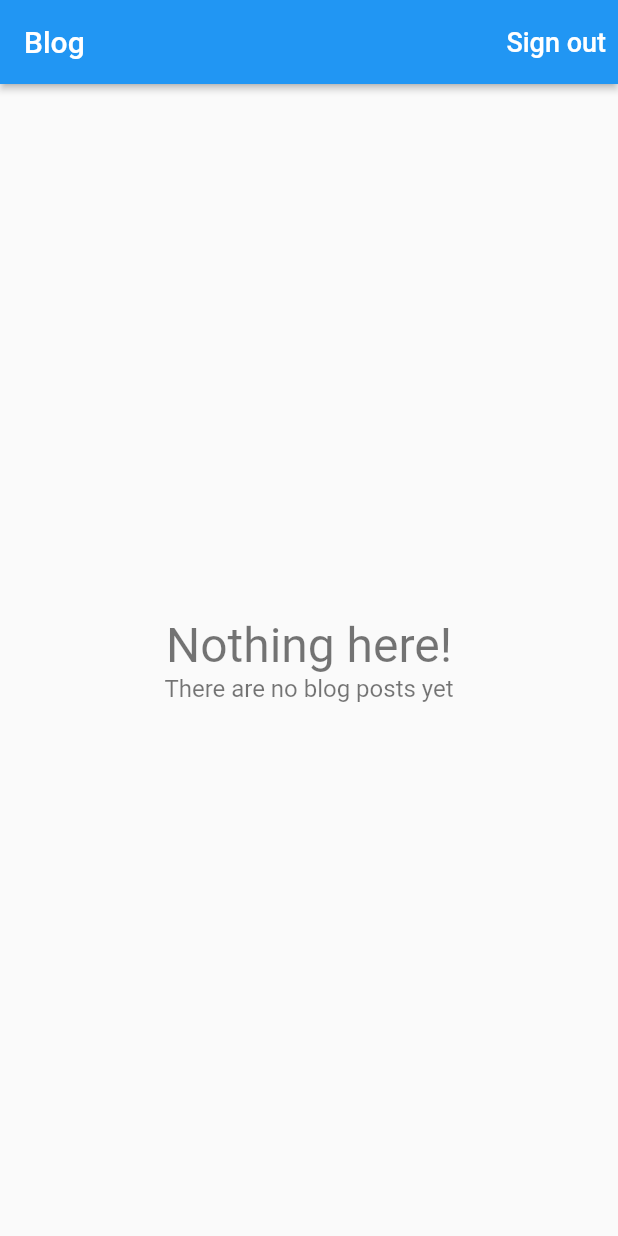
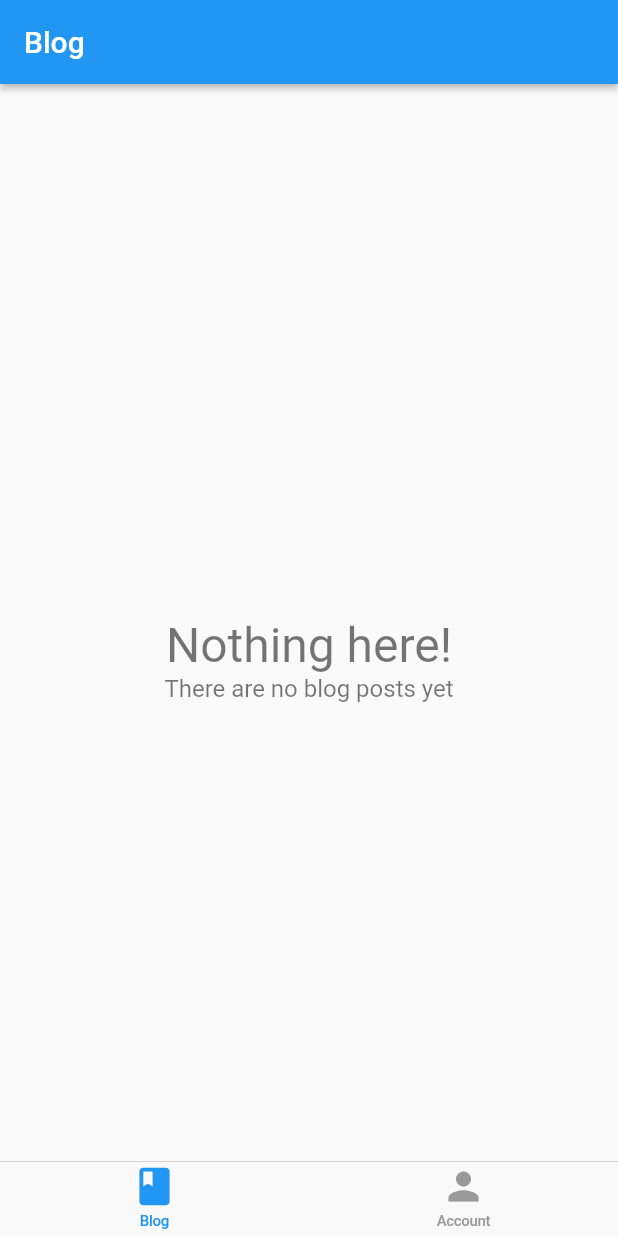
Before and after one commit to agentblythe/bethel_smallholding, a Flutter app: the screen it shows once a user with an empty profile is signed in, on a phone screen of 412 x 824 dp. Run offline on Flutter 3.47's test engine with Material 2 defaults, Android fonts, the phone set to English and light mode, and no system bars; our stand-ins replace cloud_firestore, firebase_auth, firebase_core, firebase_storage, google_sign_in, image_picker; missing offline and left inert: flutter_login_facebook; accounts and stored records are empty; generated files the repository leaves out were written again.

Commit message:
Completed S22

```diff
--- /dev/null
+++ b/lib/app/home/account/account_page.dart
@@ -0,0 +1,56 @@
+import 'package:bethel_smallholding/common_widgets/show_alert_dialog.dart';
+import 'package:bethel_smallholding/services/auth.dart';
+import 'package:flutter/material.dart';
+import 'package:flutter/src/foundation/key.dart';
+import 'package:flutter/src/widgets/framework.dart';
+import 'package:provider/provider.dart';
+
+class AccountPage extends StatelessWidget {
+  const AccountPage({Key? key}) : super(key: key);
+
+  Future<void> _signOut(BuildContext context) async {
+    try {
+      final auth = Provider.of<AuthBase>(context, listen: false);
+      await auth.signOut();
+    } catch (e) {
+      debugPrint("Sign-out failed with exception: ${e.toString()}");
+    }
+  }
+
+  Future<void> _confirmSignOut(BuildContext context) async {
+    final didRequestSignOut = await showAlertDialog(
+      context,
+      title: "Sign out confirmation",
+      content: "Are you sure you want to sign out?",
+      defaultAction: AlertAction(text: "Sign out", destructive: true),
+      cancelAction: AlertAction(text: "Cancel"),
+    );
+
+    if (didRequestSignOut == true) {
+      _signOut(context);
+    }
+  }
+
+  @override
+  Widget build(BuildContext context) {
+    return Scaffold(
+      appBar: AppBar(
+        title: const Text("Account"),
+        elevation: 2.0,
+        actions: <Widget>[
+          TextButton(
+            onPressed: () => _confirmSignOut(context),
+            child: const Text(
+              "Sign out",
+              style: TextStyle(
+                fontSize: 18.0,
+                color: Colors.white,
+              ),
+            ),
+          )
+        ],
+      ),
+      body: Container(),
+    );
+  }
+}
--- a/lib/app/home/blog/blog_page.dart
+++ b/lib/app/home/blog/blog_page.dart
@@ -15,29 +15,6 @@ class BlogPage extends StatelessWidget {
   const BlogPage({
     Key? key,
   }) : super(key: key);
-
-  Future<void> _signOut(BuildContext context) async {
-    try {
-      final auth = Provider.of<AuthBase>(context, listen: false);
-      await auth.signOut();
-    } catch (e) {
-      debugPrint("Sign-out failed with exception: ${e.toString()}");
-    }
-  }
-
-  Future<void> _confirmSignOut(BuildContext context) async {
-    final didRequestSignOut = await showAlertDialog(
-      context,
-      title: "Sign out confirmation",
-      content: "Are you sure you want to sign out?",
-      defaultAction: AlertAction(text: "Sign out", destructive: true),
-      cancelAction: AlertAction(text: "Cancel"),
-    );
-
-    if (didRequestSignOut == true) {
-      _signOut(context);
-    }
-  }
 
   @override
   Widget build(BuildContext context) {
@@ -63,26 +40,16 @@ class BlogPage extends StatelessWidget {
               title: _blogTitle,
               elevation: 2.0,
               actions: <Widget>[
-                TextButton(
-                  onPressed: () => _confirmSignOut(context),
-                  child: const Text(
-                    "Sign out",
-                    style: TextStyle(
-                      fontSize: 18.0,
-                      color: Colors.white,
-                    ),
+                Visibility(
+                  child: IconButton(
+                    onPressed: () => EditBlogPostPage.show(context),
+                    icon: const Icon(Icons.add),
                   ),
-                )
+                  visible: snapshot.data == true,
+                ),
               ],
             ),
             body: _buildContents(context, snapshot.data == true),
-            floatingActionButton: Visibility(
-              child: FloatingActionButton(
-                child: const Icon(Icons.add),
-                onPressed: () => EditBlogPostPage.show(context),
-              ),
-              visible: snapshot.data == true,
-            ),
           );
         }
       },
--- a/lib/app/home/blog/edit_blog_post_page.dart
+++ b/lib/app/home/blog/edit_blog_post_page.dart
@@ -29,7 +29,7 @@ class EditBlogPostPage extends StatefulWidget {
     // the widget tree at MaterialApp level
     final database = Provider.of<Database>(context, listen: false);
 
-    await Navigator.of(context).push(
+    await Navigator.of(context, rootNavigator: true).push(
       MaterialPageRoute(
         builder: (context) {
           return ChangeNotifierProvider<BlogPostModel>(
--- /dev/null
+++ b/lib/app/home/cupertino_home_scaffold.dart
@@ -0,0 +1,49 @@
+import 'package:bethel_smallholding/app/home/blog/blog_page.dart';
+import 'package:bethel_smallholding/app/home/tab_item.dart';
+import 'package:flutter/cupertino.dart';
+import 'package:flutter/material.dart';
+
+class CupertinoHomeScaffold extends StatelessWidget {
+  final TabItem currentTab;
+  final ValueChanged<TabItem> onSelectTab;
+  final Map<TabItem, WidgetBuilder> widgetBuilders;
+  final Map<TabItem, GlobalKey<NavigatorState>> navigatorKeys;
+
+  const CupertinoHomeScaffold({
+    Key? key,
+    required this.currentTab,
+    required this.onSelectTab,
+    required this.widgetBuilders,
+    required this.navigatorKeys,
+  }) : super(key: key);
+
+  @override
+  Widget build(BuildContext context) {
+    return CupertinoTabScaffold(
+      tabBar: CupertinoTabBar(
+        items: [
+          _buildItem(TabItem.blog),
+          _buildItem(TabItem.account),
+        ],
+        onTap: (index) => onSelectTab(TabItem.values[index]),
+      ),
+      tabBuilder: (context, index) {
+        final item = TabItem.values[index];
+        return CupertinoTabView(
+          builder: (context) => widgetBuilders[item]!(context),
+          navigatorKey: navigatorKeys[item],
+        );
+      },
+    );
+  }
+
+  BottomNavigationBarItem _buildItem(TabItem tabItem) {
+    final itemData = TabItemData.allTabs[tabItem]!;
+    final colour = currentTab == tabItem ? Colors.blue : Colors.grey;
+    return BottomNavigationBarItem(
+      icon: Icon(itemData.icon),
+      label: itemData.label,
+      backgroundColor: colour,
+    );
+  }
+}
--- /dev/null
+++ b/lib/app/home/home_page.dart
@@ -0,0 +1,55 @@
+import 'package:bethel_smallholding/app/home/account/account_page.dart';
+import 'package:bethel_smallholding/app/home/blog/blog_page.dart';
+import 'package:bethel_smallholding/app/home/cupertino_home_scaffold.dart';
+import 'package:bethel_smallholding/app/home/tab_item.dart';
+import 'package:flutter/material.dart';
+
+class HomePage extends StatefulWidget {
+  const HomePage({Key? key}) : super(key: key);
+
+  @override
+  State<HomePage> createState() => _HomePageState();
+}
+
+class _HomePageState extends State<HomePage> {
+  TabItem _currentTabItem = TabItem.blog;
+
+  final Map<TabItem, GlobalKey<NavigatorState>> navigatorKeys = {
+    TabItem.blog: GlobalKey<NavigatorState>(),
+    TabItem.account: GlobalKey<NavigatorState>(),
+  };
+
+  Map<TabItem, WidgetBuilder> get widgetBuilders {
+    return {
+      TabItem.blog: (_) => const BlogPage(),
+      TabItem.account: (_) => const AccountPage(),
+    };
+  }
+
+  @override
+  Widget build(BuildContext context) {
+    return WillPopScope(
+      child: CupertinoHomeScaffold(
+        currentTab: _currentTabItem,
+        onSelectTab: _select,
+        widgetBuilders: widgetBuilders,
+        navigatorKeys: navigatorKeys,
+      ),
+      onWillPop: _willPop,
+    );
+  }
+
+  Future<bool> _willPop() async {
+    return !(await navigatorKeys[_currentTabItem]!.currentState!.maybePop());
+  }
+
+  void _select(TabItem tabItem) {
+    if (tabItem == _currentTabItem) {
+      // Pop to first route
+      navigatorKeys[tabItem]!.currentState!.popUntil((route) => route.isFirst);
+    }
+    setState(() {
+      _currentTabItem = tabItem;
+    });
+  }
+}
--- /dev/null
+++ b/lib/app/home/tab_item.dart
@@ -0,0 +1,24 @@
+import 'package:flutter/material.dart';
+
+enum TabItem {
+  blog,
+  account,
+}
+
+class TabItemData {
+  const TabItemData({required this.label, required this.icon});
+
+  final String label;
+  final IconData icon;
+
+  static const Map<TabItem, TabItemData> allTabs = {
+    TabItem.blog: TabItemData(
+      label: "Blog",
+      icon: Icons.book,
+    ),
+    TabItem.account: TabItemData(
+      label: "Account",
+      icon: Icons.person,
+    )
+  };
+}
--- a/lib/app/landing_page.dart
+++ b/lib/app/landing_page.dart
@@ -1,4 +1,5 @@
 import 'package:bethel_smallholding/app/home/blog/blog_page.dart';
+import 'package:bethel_smallholding/app/home/home_page.dart';
 import 'package:bethel_smallholding/app/sign_in/sign_in_page.dart';
 import 'package:bethel_smallholding/services/auth.dart';
 import 'package:bethel_smallholding/services/database.dart';
@@ -25,7 +26,7 @@ class LandingPage extends StatelessWidget {
           }
           return Provider<Database>(
             create: (_) => FirestoreDatabase(),
-            child: const BlogPage(),
+            child: HomePage(),
           );
         }
         return const Scaffold(
```
